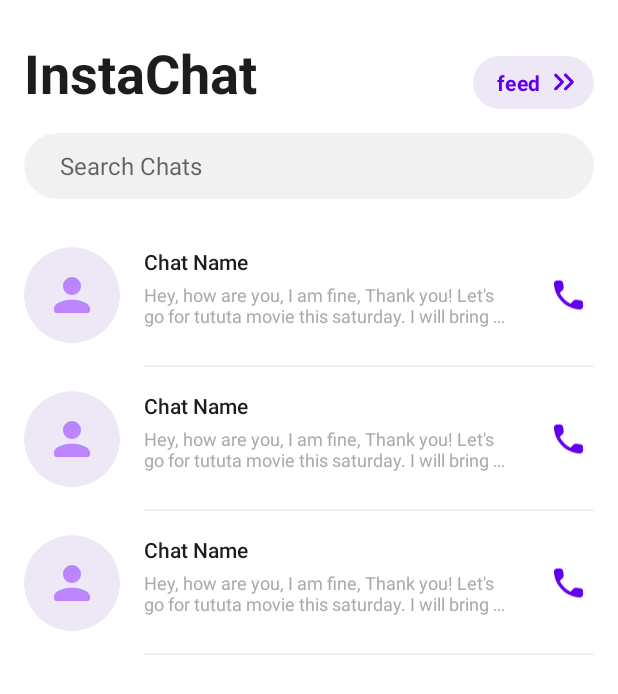
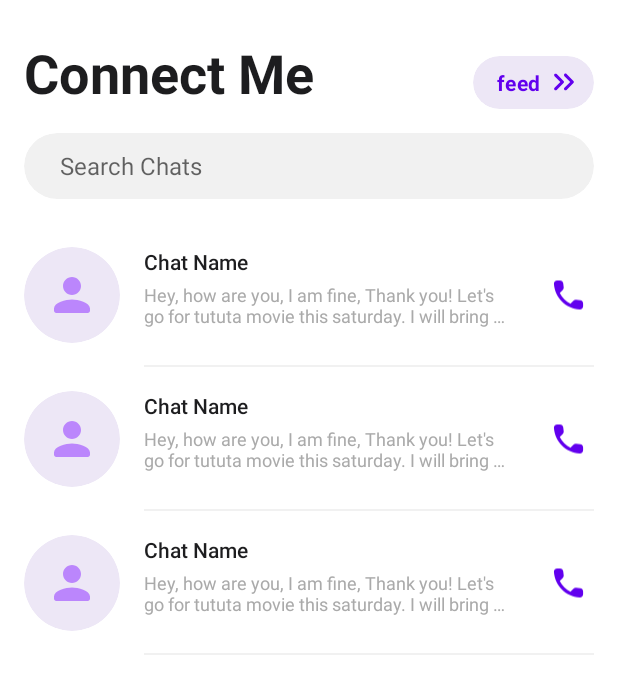
Before and after one commit to Singularity-Coder/InstaChat, an Android app: the layout fragment_chat.xml on its own in the app's theme, with its tools: preview values and no code run, on a phone screen of 412 x 824 dp. Shown: the top 694 px of the screen. Run offline under Robolectric (Android 15) with nearby library versions, the phone set to English and light mode, and no system bars.

Commit message:
Name change

```diff
--- a/InstaChat/app/src/main/java/com/singularitycoder/instachat/feed/FeedFragment.kt
+++ b/InstaChat/app/src/main/java/com/singularitycoder/instachat/feed/FeedFragment.kt
@@ -11,6 +11,8 @@ import com.google.android.exoplayer2.MediaItem
 import com.google.android.exoplayer2.Player
 import com.singularitycoder.instachat.databinding.FragmentFeedBinding
 import dagger.hilt.android.AndroidEntryPoint
+
+// Add Image / Video with text
 
 @AndroidEntryPoint
 class FeedFragment : Fragment() {
--- a/InstaChat/app/src/main/res/values/strings.xml
+++ b/InstaChat/app/src/main/res/values/strings.xml
@@ -1,5 +1,5 @@
 <resources>
-    <string name="app_name">InstaChat</string>
+    <string name="app_name">Connect Me</string>
     <!-- TODO: Remove or change this placeholder text -->
     <string name="hello_blank_fragment">Hello blank fragment</string>
     <string name="dummy_text_1">Hey, how are you, I am fine, Thank you! Let\'s go for tututa movie this saturday. I will bring some stuff to the movie</string>
```
Also changed, not shown: 1 other file.
